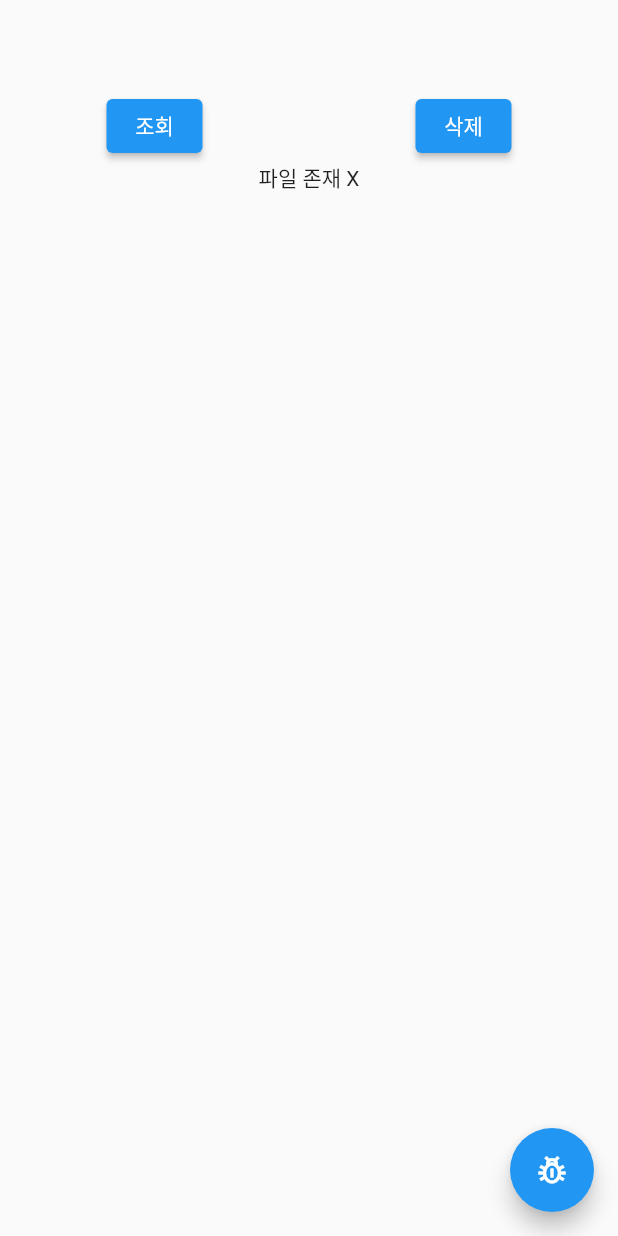
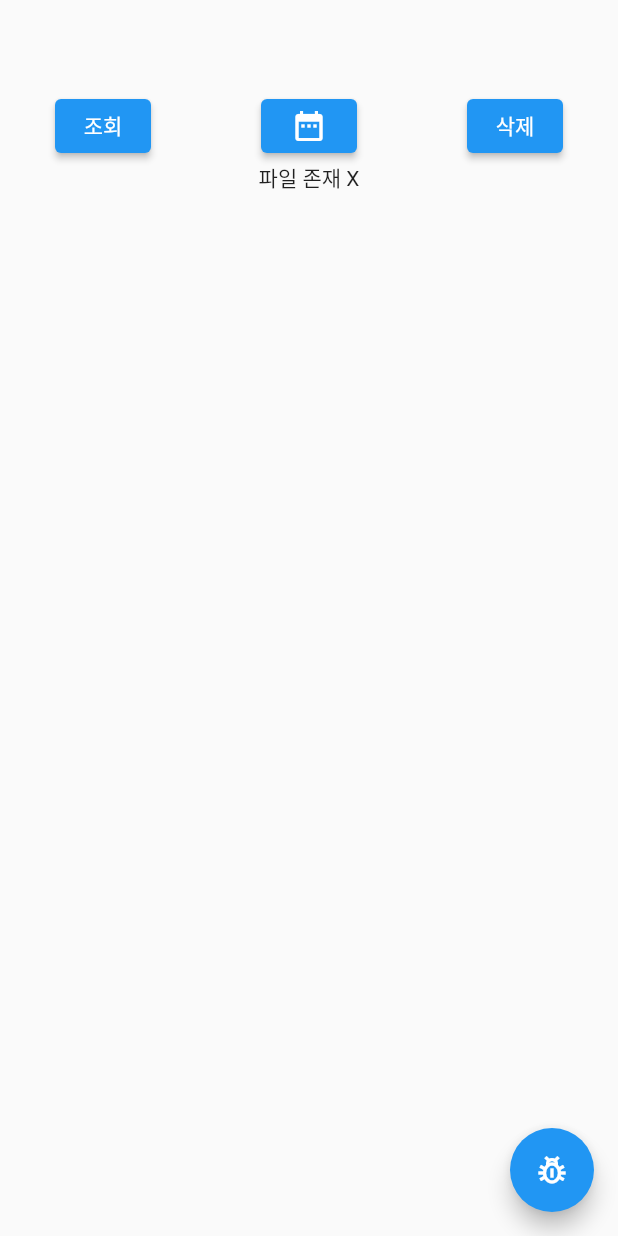
Before and after one commit to Qnd1101/flutter_application_diary, a Flutter app: the screen it shows after launch, after a tap on "삭제", on a phone screen of 412 x 824 dp. Run offline on Flutter 3.47's test engine with Material 2 defaults, Android fonts, the phone set to English and light mode, and no system bars.

Commit message:
날짜 지정하기

```diff
--- a/lib/main.dart
+++ b/lib/main.dart
@@ -2,5 +2,20 @@ import 'package:flutter/material.dart';
 import 'package:flutter_diary/main_page.dart';
 
 void main() {
-  runApp(const MainPage());
+  runApp(const MyApp());
 }
+
+class MyApp extends StatelessWidget {
+  const MyApp({Key? key}) : super(key: key);
+
+  @override
+  Widget build(BuildContext context) {
+    return MaterialApp(
+      title: 'Flutter Diary',
+      theme: ThemeData(
+        primarySwatch: Colors.blue,
+      ),
+      home: const MainPage(),
+    );
+  }
+}
--- a/lib/main_page.dart
+++ b/lib/main_page.dart
@@ -1,8 +1,8 @@
 import 'dart:convert';
 import 'dart:io';
-
 import 'package:flutter/material.dart';
 import 'package:flutter_diary/add_page.dart';
+import 'package:intl/intl.dart'; // DateFormat를 import해야 함
 import 'package:path_provider/path_provider.dart';
 
 class MainPage extends StatefulWidget {
@@ -32,13 +32,10 @@ class Main extends StatefulWidget {
 
 class _MainState extends State<Main> {
   Directory? directory;
-  String fileName = 'diary.json';
-  String filePath = '';
   dynamic myList = const Text('준비');
 
   @override
   void initState() {
-    // TODO: implement initState
     super.initState();
     getPath().then((value) {
       showList();
@@ -46,16 +43,12 @@ class _MainState extends State<Main> {
   }
 
   Future<void> getPath() async {
-    directory = await getApplicationSupportDirectory(); // 모든 플랫폼에서 사용 가능하기 때문에
-    if (directory != null) {
-      filePath = '${directory!.path}/$fileName'; // 경로/경로/diary.json
-      print(filePath);
-    }
+    directory = await getApplicationSupportDirectory();
   }
 
   Future<void> deleteFile() async {
     try {
-      var file = File(filePath);
+      var file = File(filePath());
       var result = file.delete().then((value) {
         print(value);
         showList();
@@ -68,18 +61,12 @@ class _MainState extends State<Main> {
 
   deleteContents(int index) async {
     try {
-      // 파일을 불러옴 -> 그것을 [{},{}] -> jsondecode를 해서 List<map>으로 변환
-      var file = File(filePath);
+      var file = File(filePath());
       var fileContents = await file.readAsString();
       List<dynamic> dataList = jsonDecode(fileContents) as List<dynamic>;
-
-      // List니까 배열 조작   원하는 index번지 삭제하기
       dataList.removeAt(index);
-
-      // List<map<dynamic>> 을 jsonencode (String으로 변경) => 다시 파일에 쓰기
       var jsondata = jsonEncode(dataList);
       await file.writeAsString(jsondata).then((value) {
-        // showList()
         showList();
       });
     } catch (e) {
@@ -89,22 +76,19 @@ class _MainState extends State<Main> {
 
   Future<void> showList() async {
     try {
-      var file = File(filePath);
-      if (file.existsSync()) {
+      if (directory != null) {
         setState(() {
           myList = FutureBuilder(
-            future: file.readAsString(),
+            future: getDiaryList(), // 변경: getDiaryList 함수 호출
             builder: (context, snapshot) {
               if (snapshot.hasData) {
-                var d = snapshot.data; // String - [{'title' : 'asd'}....]
-                var dataList = jsonDecode(d!) as List<dynamic>;
+                var dataList = snapshot.data as List<dynamic>;
                 if (dataList.isEmpty) {
                   return const Text('파일 존재 X');
                 }
                 return ListView.separated(
                   itemBuilder: (context, index) {
                     var data = dataList[index] as Map<String, dynamic>;
-
                     return ListTile(
                       title: Text(data['title']),
                       subtitle: Text(data['contents']),
@@ -135,6 +119,36 @@ class _MainState extends State<Main> {
     }
   }
 
+  String filePath() {
+    // 파일 경로를 생성하는 함수
+    if (directory != null) {
+      String date = DateFormat('yyyy-MM-dd').format(DateTime.now());
+      String fileName = 'diary_$date.json';
+      return '${directory!.path}/$fileName';
+    } else {
+      return '';
+    }
+  }
+
+  Future<List<dynamic>> getDiaryList() async {
+    // 변경: 날짜별로 폴더에서 파일 목록을 가져오는 함수
+    List<dynamic> dataList = [];
+    if (directory != null) {
+      var dirList = directory!.listSync();
+      for (var dir in dirList) {
+        if (dir is Directory) {
+          var file = File('${dir.path}/diary.json');
+          if (file.existsSync()) {
+            var fileContents = await file.readAsString();
+            var jsonData = jsonDecode(fileContents);
+            dataList.addAll(jsonData);
+          }
+        }
+      }
+    }
+    return dataList;
+  }
+
   @override
   Widget build(BuildContext context) {
     return Scaffold(
@@ -149,16 +163,25 @@ class _MainState extends State<Main> {
               children: [
                 ElevatedButton(
                   onPressed: () {
-                    ListView;
+                    showList();
                   },
                   child: const Text('조회'),
-                ),
+                ),ElevatedButton(
+                    onPressed: () {
+                      showDatePicker(
+                        context: context,
+                        initialDate: ,
+                        firstDate: ,
+                        lastDate: ,
+                      );
+                    },
+                    child: const Icon(Icons.date_range)),
                 ElevatedButton(
                   onPressed: () {
                     deleteFile();
                   },
                   child: const Text('삭제'),
-                )
+                ),
               ],
             ),
             Expanded(
@@ -173,7 +196,7 @@ class _MainState extends State<Main> {
             context,
             MaterialPageRoute(
               builder: (context) => AddPage(
-                filePath: filePath,
+                directory: directory, // 변경: directory 정보를 AddPage로 전달
               ),
             ),
           );
--- a/pubspec.yaml
+++ b/pubspec.yaml
@@ -30,6 +30,7 @@ environment:
 dependencies:
   flutter:
     sdk: flutter
+  intl: ^0.17.0
 
 
   # The following adds the Cupertino Icons font to your application.
```
Also changed, not shown: lib/add_page.dart (+48 -48 lines), pubspec.lock.
